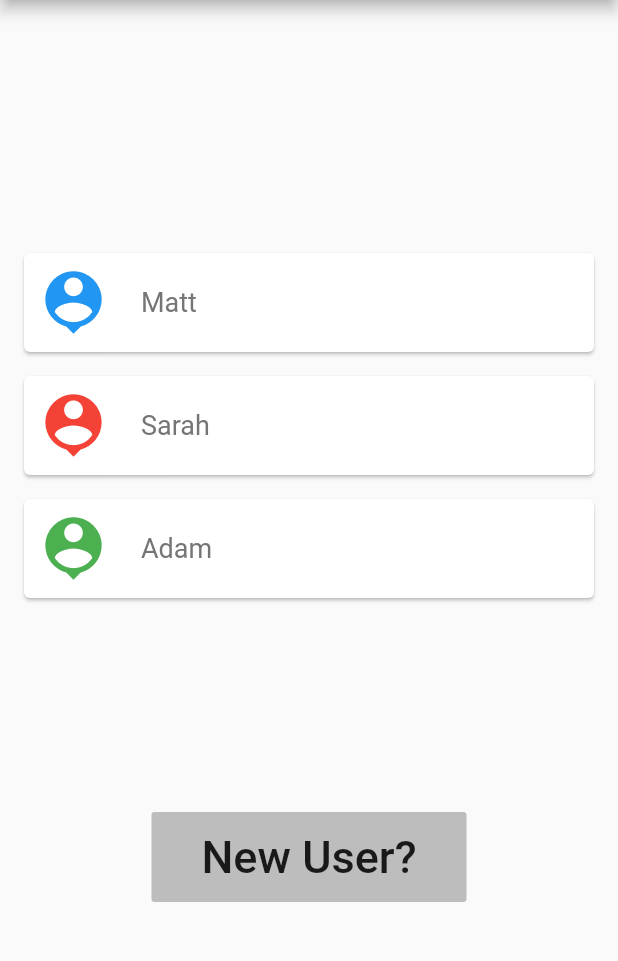
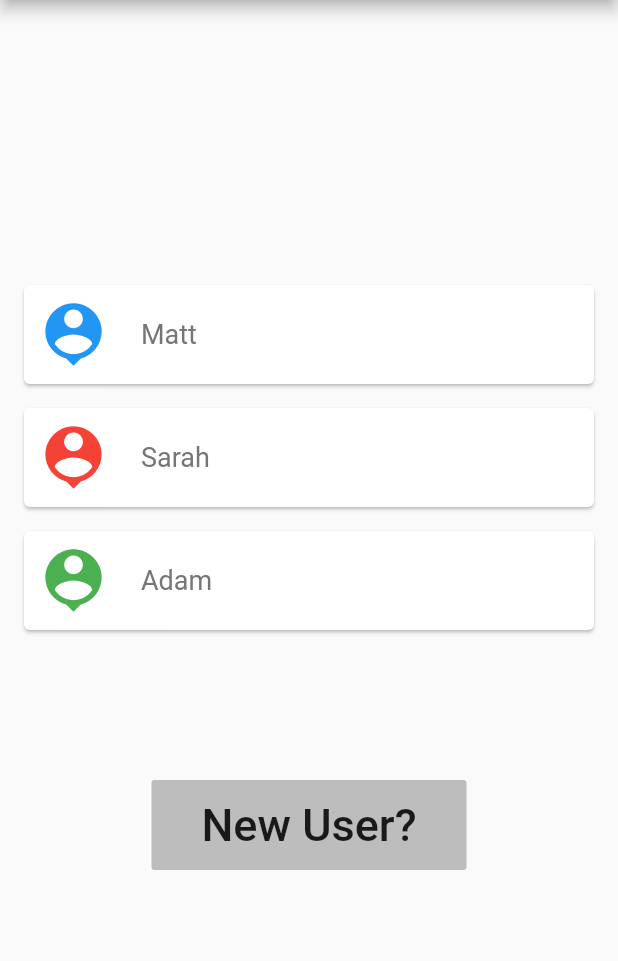
Before and after one commit to maishafahmed/Google-Solution-Team, a Flutter app: the screen it shows after launch, on a phone screen of 412 x 824 dp, the part 90-1051 px from its top. Run offline on Flutter 3.47's test engine with Material 2 defaults, Android fonts, the phone set to English and light mode, and no system bars; our stand-ins replace camera.

Commit message:
add singlechildscrollview

```diff
--- a/edu_app/lib/login/choose_user.dart
+++ b/edu_app/lib/login/choose_user.dart
@@ -76,16 +76,18 @@ class _ChooseUserState extends State<ChooseUser> {
         centerTitle: true,
       ),
       body: Center(
+        child: SingleChildScrollView(
           child: Padding(
             padding: const EdgeInsets.fromLTRB(0, 10.0, 0, 20.0),
             child: Column(
-            mainAxisAlignment: MainAxisAlignment.spaceEvenly,
+              mainAxisAlignment: MainAxisAlignment.spaceBetween,
               children: [
                 Container(
                   child: Column(
                     children: users.map((user) => userTemplate(user)).toList(),
                   ),
                 ),
+                SizedBox(height: 100.0),
                 FlatButton(
                   onPressed: () {
                     Navigator.pushNamed(context, '/new-user');
@@ -102,6 +104,7 @@ class _ChooseUserState extends State<ChooseUser> {
             ),
           ),
         ),
+      ),
     );
   }
 }
```
Lines whose indentation alone changed are shown as unchanged.
